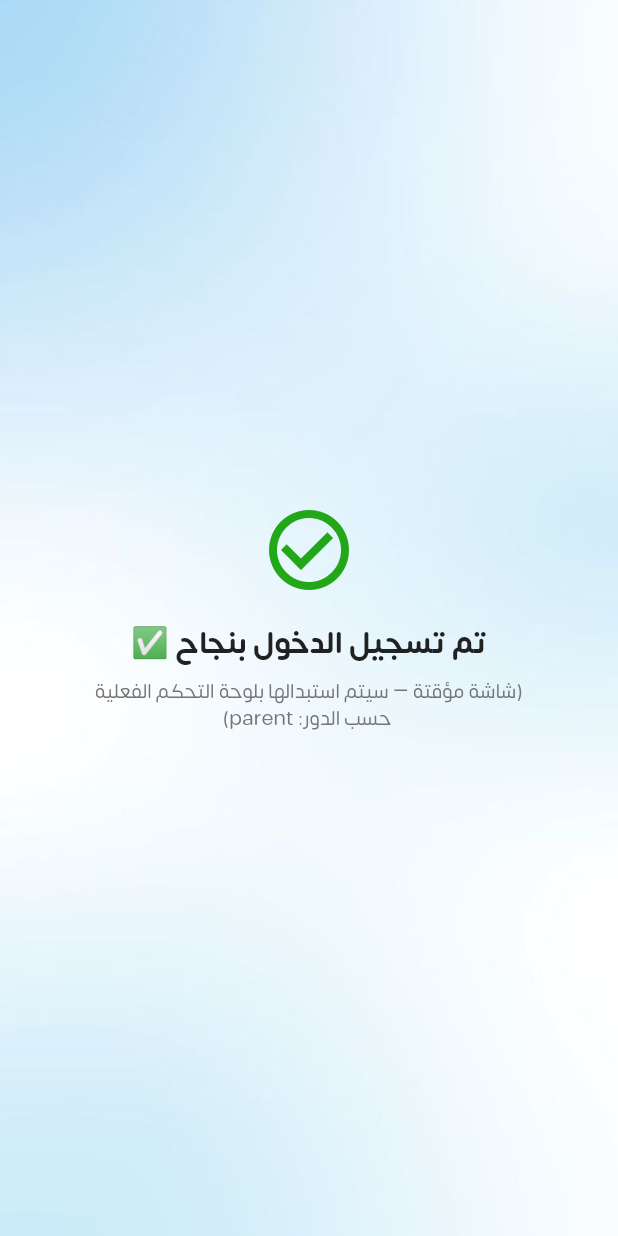
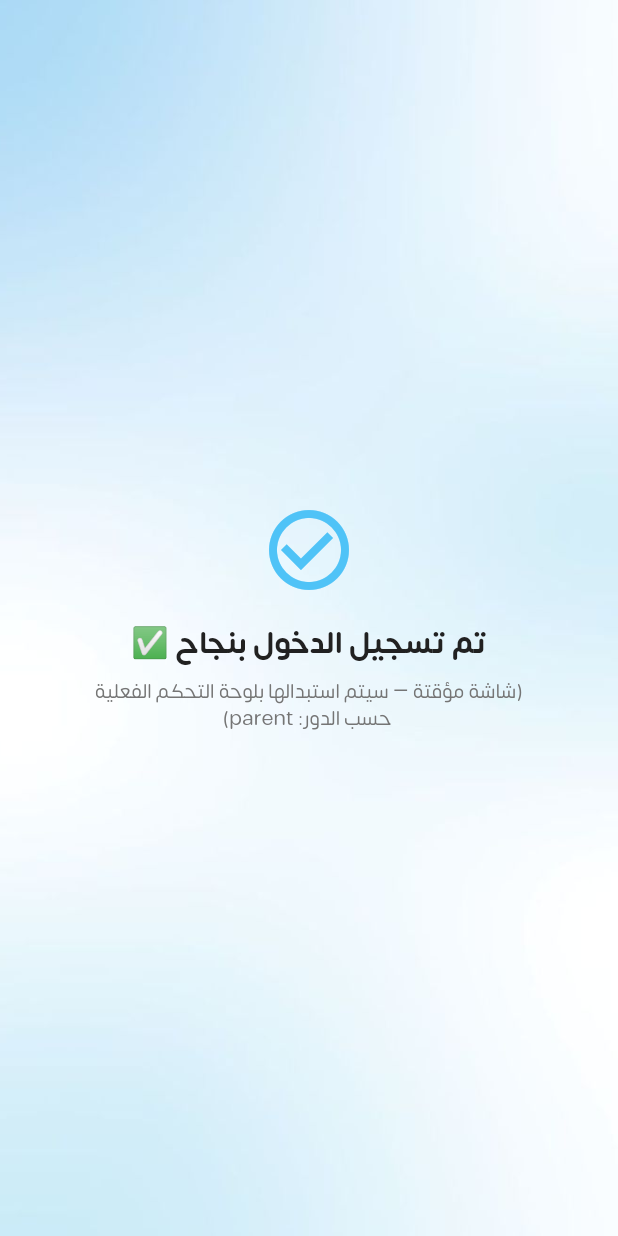
Before and after one commit to Abdullah-Bashaaib/albra3m4, a Flutter app: the HomeScreen screen opened by its route, on a phone screen of 412 x 824 dp. Run offline on Flutter 3.47's test engine with Material 3 defaults, Android fonts, the phone set to English and light mode, and no system bars; our stand-ins replace bloc, cloud_firestore, dartz, equatable, firebase_auth, firebase_core and 8 more; missing offline and left inert: mobile_scanner; accounts and stored records are empty.

Commit message:
تحديث لوحة ألوان `AppColors` وتعديل تصميم سمة التطبيق
- تحويل `AppColors` إلى فئة نهائية مجردة، وتحديث قيم لوحة الألوان في فئات الألوان الأساسية، والخلفية، والسطح، والنص، والحدود، وعناصر التحذير.

- تحديث سمة التطبيق `AppTheme` لاستخدام `AppColors.surface` لخلفيات الهيكل، وحدود حقول الإدخال، وأنماط نصوص التسميات.

- إزالة مُعدِّل `const` من نمط نص العنوان في `CustomAppBar`.

```diff
--- a/lib/core/constants/app_colors.dart
+++ b/lib/core/constants/app_colors.dart
@@ -1,36 +1,31 @@
 import 'package:flutter/material.dart';
 
-/// لوحة ألوان تطبيق روضة البراعم
-class AppColors {
-  AppColors._();
+abstract final class AppColors {
+  // Primary
+  static const Color primary = Color(0xFF4FC3F7); // light blue
+  static const Color primaryLight = Color(0xFFE1F5FE); // pale blue bg
+  static const Color primaryDark = Color(0xFF0277BD); // deep blue text
 
-  static const Color primary = Color(0xFF22A718); // اللون الأساسي للتطبيق
-  static const Color primaryDark = Color(0xFF166011);
-  static const Color primaryLight = Color(0xFFEAF7E6);
+  // Accent
+  static const Color apricot = Color(0xFFFFB74D); // warm amber/apricot
 
-  static const Color apricot = Color(0xFFF2994A); // لون الإجراء الثانوي (إضافة)
-  static const Color cream = Color(0xFFFBF7EE); // خلفية عامة دافئة
-  static const Color card = Color(0xFFFFFFFF);
-  static const Color line = Color(0xFFE9E4D6);
-
-  static const Color ink = Color(0xFF1F2A1D); // نص أساسي
-  static const Color muted = Color(0xFF8A9184); // نص ثانوي
-
-  static const Color leaveBg = Color(0xFFFFF3E0);
-  static const Color leaveFg = Color(0xFFB36A1E);
-
-  static const Color dangerBg = Color(0xFFFCEAEA);
-  static const Color dangerFg = Color(0xFFB23A3A);
-  static const Color danger = Color(0xFFC6403F);
-
-  // Background
+  // Background & Surface
   static const Color background = Color(0xFFF8F9FA);
   static const Color surface = Colors.white;
+  static const Color cream = Color(0xFFFDFCF8); // warm off-white
+  static const Color card = Color(0xFFFFFFFF); // card background
 
   // Text
+  static const Color ink = Color(0xFF1A1A2E); // near-black main text
+  static const Color muted = Color(0xFF8E8E9A); // secondary/hint text
   static const Color textPrimary = Color(0xFF212121);
   static const Color textSecondary = Color(0xFF757575);
   static const Color textHint = Color(0xFF9E9E9E);
+
+  // Borders & Dividers
+  static const Color line = Color(0xFFEAEAF0); // subtle separator
+  static const Color border = Color(0xFFE0E0E0);
+  static const Color divider = Color(0xFFEEEEEE);
 
   // Status
   static const Color success = Color(0xFF2E7D32);
@@ -38,7 +33,8 @@ class AppColors {
   static const Color warning = Color(0xFFF9A825);
   static const Color info = Color(0xFF1976D2);
 
-  // Border / Divider
-  static const Color border = Color(0xFFE0E0E0);
-  static const Color divider = Color(0xFFEEEEEE);
+  // Danger (delete / destructive actions)
+  static const Color danger = Color(0xFFE53935); // solid red button
+  static const Color dangerBg = Color(0xFFFFEBEE); // light red background
+  static const Color dangerFg = Color(0xFFB71C1C); // dark red text/icon
 }
--- a/lib/core/constants/app_theme.dart
+++ b/lib/core/constants/app_theme.dart
@@ -14,9 +14,9 @@ class AppTheme {
       colorScheme: ColorScheme.fromSeed(
         seedColor: AppColors.primary,
         primary: AppColors.primary,
-        surface: AppColors.cream,
+        surface: AppColors.surface,
       ),
-      scaffoldBackgroundColor: AppColors.cream,
+      scaffoldBackgroundColor: AppColors.surface,
       // textTheme: TextTheme(bodyMedium: TextStyle(fontFamily: AppFont.primary)),
       fontFamily: AppFont.primary,
     );
@@ -47,18 +47,18 @@ class AppTheme {
         ),
         border: OutlineInputBorder(
           borderRadius: BorderRadius.circular(12),
-          borderSide: BorderSide(color: AppColors.line, width: 1.4),
+          borderSide: BorderSide(color: AppColors.surface, width: 1.4),
         ),
         enabledBorder: OutlineInputBorder(
           borderRadius: BorderRadius.circular(12),
-          borderSide: const BorderSide(color: AppColors.line, width: 1.4),
+          borderSide: const BorderSide(color: AppColors.surface, width: 1.4),
         ),
         focusedBorder: OutlineInputBorder(
           borderRadius: BorderRadius.circular(12),
           borderSide: const BorderSide(color: AppColors.primary, width: 1.6),
         ),
         labelStyle: const TextStyle(
-          color: AppColors.muted,
+          color: AppColors.surface,
           fontWeight: FontWeight.w600,
         ),
       ),
--- a/lib/core/utils/widgets/custom_app_bar.dart
+++ b/lib/core/utils/widgets/custom_app_bar.dart
@@ -30,7 +30,7 @@ class CustomAppBar extends StatelessWidget implements PreferredSizeWidget {
           centerTitle: true,
           title: Text(
             title,
-            style: const TextStyle(
+            style: TextStyle(
               color: AppColors.textSecondary,
               fontFamily: AppFont.primary,
             ),
```
